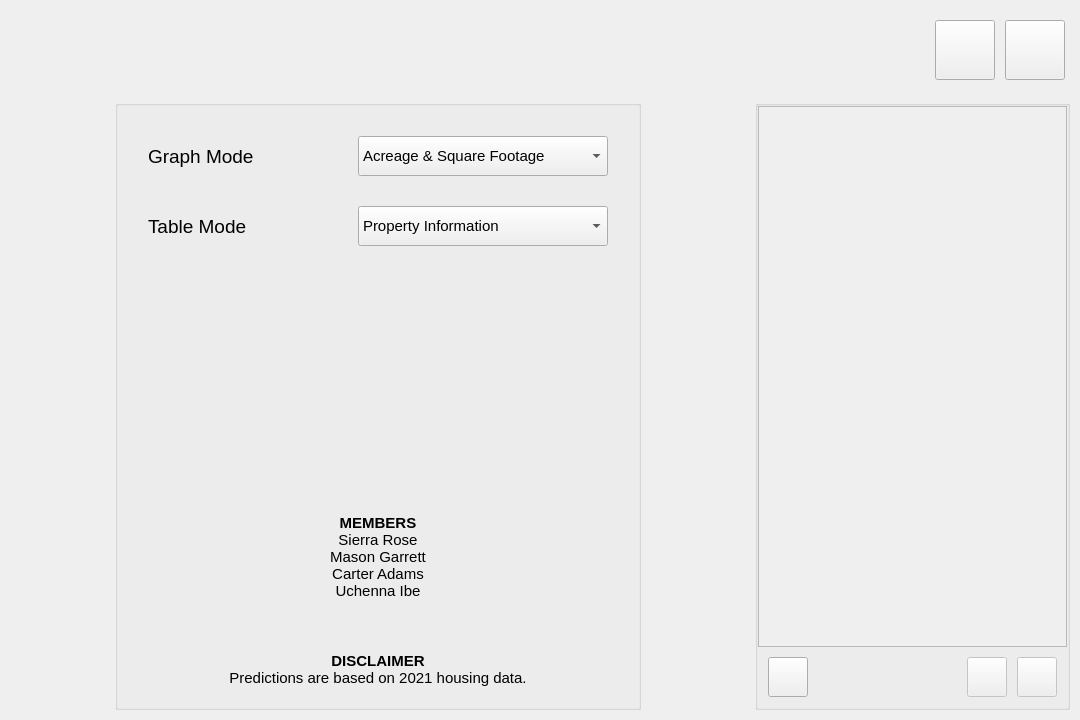
Old version of the form src/widgets/home-value-window.ui in the repository mygarrett38/home-value-prediction.
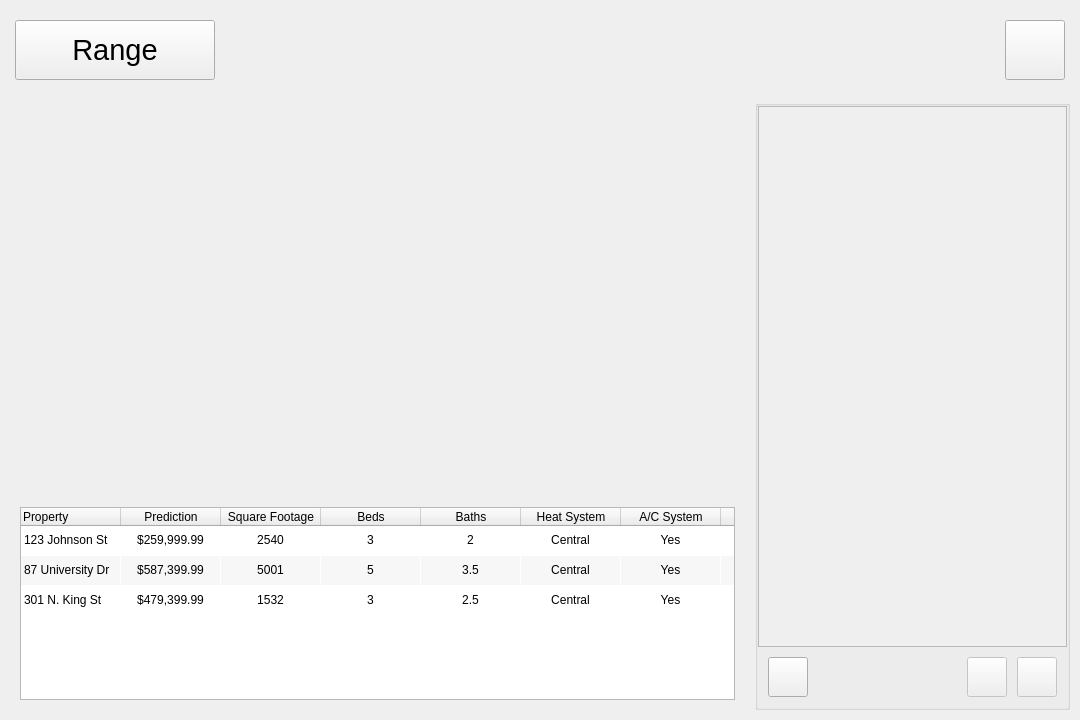
New version of the form. The open tabs and pages were chosen to show the change. Icons and pictures are not drawn. Custom widgets are drawn as their Qt base class.

Commit message: Rework settings to include info dialog and visualization cycling button

Patch:
```diff
--- a/src/widgets/home-value-window.ui
+++ b/src/widgets/home-value-window.ui
@@ -76,6 +76,36 @@
        <property name="bottomMargin">
         <number>5</number>
        </property>
+       <item>
+        <widget class="QPushButton" name="graph_mode_button">
+         <property name="minimumSize">
+          <size>
+           <width>200</width>
+           <height>60</height>
+          </size>
+         </property>
+         <property name="maximumSize">
+          <size>
+           <width>16777215</width>
+           <height>60</height>
+          </size>
+         </property>
+         <property name="font">
+          <font>
+           <pointsize>22</pointsize>
+          </font>
+         </property>
+         <property name="cursor">
+          <cursorShape>PointingHandCursor</cursorShape>
+         </property>
+         <property name="styleSheet">
+          <string notr="true">padding: 10px</string>
+         </property>
+         <property name="text">
+          <string>Range</string>
+         </property>
+        </widget>
+       </item>
        <item>
         <widget class="Controller" name="controller" native="true">
          <property name="sizePolicy">
@@ -139,44 +169,6 @@
          </property>
         </widget>
        </item>
-       <item>
-        <widget class="QPushButton" name="settings_button">
-         <property name="minimumSize">
-          <size>
-           <width>60</width>
-           <height>60</height>
-          </size>
-         </property>
-         <property name="maximumSize">
-          <size>
-           <width>60</width>
-           <height>60</height>
-          </size>
-         </property>
-         <property name="cursor">
-          <cursorShape>PointingHandCursor</cursorShape>
-         </property>
-         <property name="text">
-          <string/>
-         </property>
-         <property name="icon">
-          <iconset>
-           <normaloff>:/icons/preferences.svg</normaloff>:/icons/preferences.svg</iconset>
-         </property>
-         <property name="iconSize">
-          <size>
-           <width>32</width>
-           <height>32</height>
-          </size>
-         </property>
-         <property name="shortcut">
-          <string>F12</string>
-         </property>
-         <property name="checkable">
-          <bool>true</bool>
-         </property>
-        </widget>
-       </item>
       </layout>
      </widget>
     </item>
@@ -188,7 +180,7 @@
       <item>
        <widget class="QStackedWidget" name="pages">
         <property name="currentIndex">
-         <number>0</number>
+         <number>1</number>
         </property>
         <widget class="QWidget" name="predict_page">
          <layout class="QHBoxLayout" name="layout_page_predict">
@@ -2028,283 +2020,6 @@
           </item>
          </layout>
         </widget>
-        <widget class="QWidget" name="settings_page">
-         <layout class="QHBoxLayout" name="settings_layout" stretch="0,0,0">
-          <property name="spacing">
-           <number>10</number>
-          </property>
-          <property name="leftMargin">
-           <number>0</number>
-          </property>
-          <property name="topMargin">
-           <number>0</number>
-          </property>
-          <property name="rightMargin">
-           <number>0</number>
-          </property>
-          <property name="bottomMargin">
-           <number>0</number>
-          </property>
-          <item>
-           <spacer name="spacer_settings">
-            <property name="orientation">
-             <enum>Qt::Orientation::Horizontal</enum>
-            </property>
-            <property name="sizeHint" stdset="0">
-             <size>
-              <width>40</width>
-              <height>20</height>
-             </size>
-            </property>
-           </spacer>
-          </item>
-          <item>
-           <widget class="QGroupBox" name="general_group">
-            <property name="title">
-             <string/>
-            </property>
-            <layout class="QVBoxLayout" name="general_layout">
-             <property name="spacing">
-              <number>10</number>
-             </property>
-             <property name="leftMargin">
-              <number>20</number>
-             </property>
-             <property name="topMargin">
-              <number>20</number>
-             </property>
-             <property name="rightMargin">
-              <number>20</number>
-             </property>
-             <property name="bottomMargin">
-              <number>20</number>
-             </property>
-             <item>
-              <layout class="QHBoxLayout" name="layout_graph_mode">
-               <property name="spacing">
-                <number>10</number>
-               </property>
-               <property name="leftMargin">
-                <number>10</number>
-               </property>
-               <property name="topMargin">
-                <number>10</number>
-               </property>
-               <property name="rightMargin">
-                <number>10</number>
-               </property>
-               <property name="bottomMargin">
-                <number>10</number>
-               </property>
-               <item>
-                <widget class="QLabel" name="label_graph_mode">
-                 <property name="sizePolicy">
-                  <sizepolicy hsizetype="Expanding" vsizetype="Preferred">
-                   <horstretch>0</horstretch>
-                   <verstretch>0</verstretch>
-                  </sizepolicy>
-                 </property>
-                 <property name="minimumSize">
-                  <size>
-                   <width>200</width>
-                   <height>0</height>
-                  </size>
-                 </property>
-                 <property name="font">
-                  <font>
-                   <pointsize>14</pointsize>
-                  </font>
-                 </property>
-                 <property name="cursor">
-                  <cursorShape>ArrowCursor</cursorShape>
-                 </property>
-                 <property name="text">
-                  <string>Graph Mode</string>
-                 </property>
-                 <property name="margin">
-                  <number>0</number>
-                 </property>
-                </widget>
-               </item>
-               <item>
-                <widget class="QComboBox" name="editor_graph_mode">
-                 <property name="minimumSize">
-                  <size>
-                   <width>250</width>
-                   <height>40</height>
-                  </size>
-                 </property>
-                 <property name="maximumSize">
-                  <size>
-                   <width>16777215</width>
-                   <height>40</height>
-                  </size>
-                 </property>
-                 <property name="font">
-                  <font>
-                   <pointsize>11</pointsize>
-                  </font>
-                 </property>
-                 <property name="currentIndex">
-                  <number>1</number>
-                 </property>
-                 <item>
-                  <property name="text">
-                   <string>Prediction Range</string>
-                  </property>
-                 </item>
-                 <item>
-                  <property name="text">
-                   <string>Acreage &amp; Square Footage</string>
-                  </property>
-                 </item>
-                 <item>
-                  <property name="text">
-                   <string>Bedrooms &amp; Bathrooms</string>
-                  </property>
-                 </item>
-                </widget>
-               </item>
-              </layout>
-             </item>
-             <item>
-              <layout class="QHBoxLayout" name="layout_table_mode">
-               <property name="spacing">
-                <number>10</number>
-               </property>
-               <property name="leftMargin">
-                <number>10</number>
-               </property>
-               <property name="topMargin">
-                <number>10</number>
-               </property>
-               <property name="rightMargin">
-                <number>10</number>
-               </property>
-               <property name="bottomMargin">
-                <number>10</number>
-               </property>
-               <item>
-                <widget class="QLabel" name="label_table_mode">
-                 <property name="sizePolicy">
-                  <sizepolicy hsizetype="Expanding" vsizetype="Preferred">
-                   <horstretch>0</horstretch>
-                   <verstretch>0</verstretch>
-                  </sizepolicy>
-                 </property>
-                 <property name="minimumSize">
-                  <size>
-                   <width>200</width>
-                   <height>0</height>
-                  </size>
-                 </property>
-                 <property name="font">
-                  <font>
-                   <pointsize>14</pointsize>
-                  </font>
-                 </property>
-                 <property name="cursor">
-                  <cursorShape>ArrowCursor</cursorShape>
-                 </property>
-                 <property name="text">
-                  <string>Table Mode</string>
-                 </property>
-                 <property name="margin">
-                  <number>0</number>
-                 </property>
-                </widget>
-               </item>
-               <item>
-                <widget class="QComboBox" name="editor_table_mode">
-                 <property name="minimumSize">
-                  <size>
-                   <width>250</width>
-                   <height>40</height>
-                  </size>
-                 </property>
-                 <property name="maximumSize">
-                  <size>
-                   <width>16777215</width>
-                   <height>40</height>
-                  </size>
-                 </property>
-                 <property name="font">
-                  <font>
-                   <pointsize>11</pointsize>
-                  </font>
-                 </property>
-                 <property name="currentIndex">
-                  <number>1</number>
-                 </property>
-                 <item>
-                  <property name="text">
-                   <string>Prediction Range</string>
-                  </property>
-                 </item>
-                 <item>
-                  <property name="text">
-                   <string>Property Information</string>
-                  </property>
-                 </item>
-                 <item>
-                  <property name="text">
-                   <string>Home Information</string>
-                  </property>
-                 </item>
-                </widget>
-               </item>
-              </layout>
-             </item>
-             <item>
-              <spacer name="spacer_credits">
-               <property name="orientation">
-                <enum>Qt::Orientation::Vertical</enum>
-               </property>
-               <property name="sizeHint" stdset="0">
-                <size>
-                 <width>20</width>
-                 <height>40</height>
-                </size>
-               </property>
-              </spacer>
-             </item>
-             <item>
-              <widget class="QLabel" name="project_credits_label">
-               <property name="minimumSize">
-                <size>
-                 <width>180</width>
-                 <height>0</height>
-                </size>
-               </property>
-               <property name="text">
-                <string>&lt;html&gt;&lt;head/&gt;&lt;body&gt;&lt;p&gt;&lt;span style=&quot; font-size:11pt; font-weight:700;&quot;&gt;MEMBERS&lt;/span&gt;&lt;span style=&quot; font-size:11pt;&quot;&gt;&lt;br/&gt;Sierra Rose&lt;br/&gt;Mason Garrett&lt;br/&gt;Carter Adams&lt;br/&gt;Uchenna Ibe&lt;/span&gt;&lt;/p&gt;&lt;p&gt;&lt;br/&gt;&lt;/p&gt;&lt;p&gt;&lt;span style=&quot; font-size:11pt; font-weight:700;&quot;&gt;DISCLAIMER&lt;/span&gt;&lt;br/&gt;&lt;span style=&quot; font-size:11pt;&quot;&gt;Predictions are based on 2021 housing data.&lt;/span&gt;&lt;/p&gt;&lt;/body&gt;&lt;/html&gt;</string>
-               </property>
-               <property name="textFormat">
-                <enum>Qt::TextFormat::RichText</enum>
-               </property>
-               <property name="alignment">
-                <set>Qt::AlignmentFlag::AlignBottom|Qt::AlignmentFlag::AlignHCenter</set>
-               </property>
-              </widget>
-             </item>
-            </layout>
-           </widget>
-          </item>
-          <item>
-           <spacer name="spacer_settings_2">
-            <property name="orientation">
-             <enum>Qt::Orientation::Horizontal</enum>
-            </property>
-            <property name="sizeHint" stdset="0">
-             <size>
-              <width>40</width>
-              <height>20</height>
-             </size>
-            </property>
-           </spacer>
-          </item>
-         </layout>
-        </widget>
        </widget>
       </item>
       <item>
```
Left out of the diff: 74 changed lines with no effect on the pictures. The commit also changes 4 other files.
